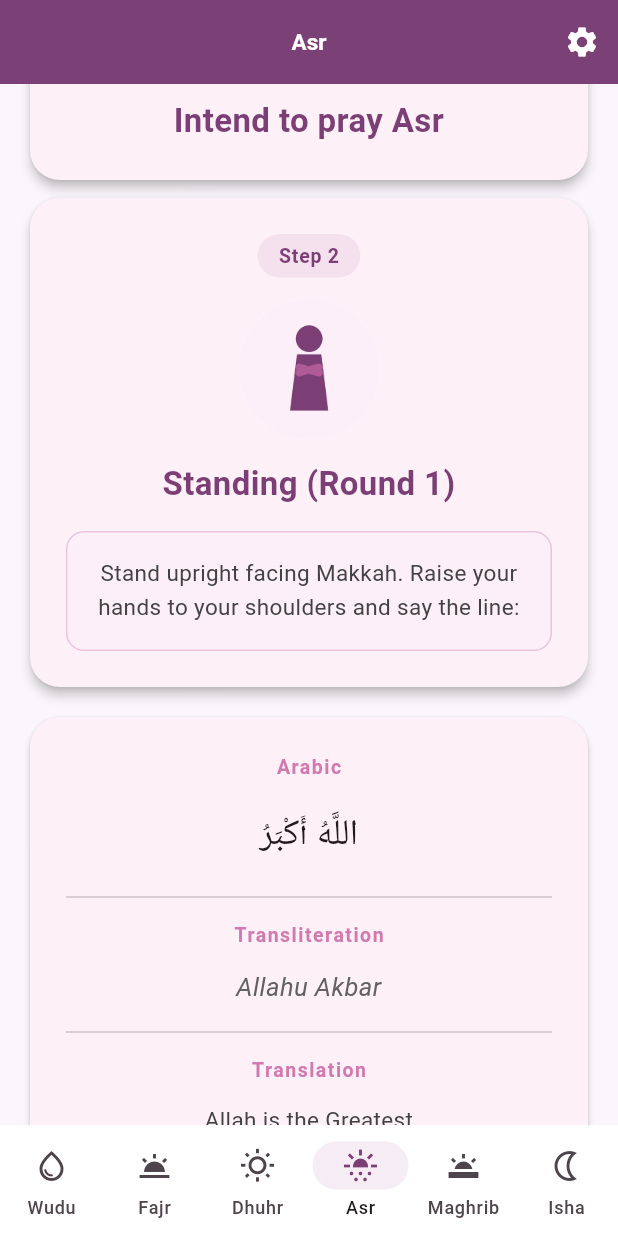
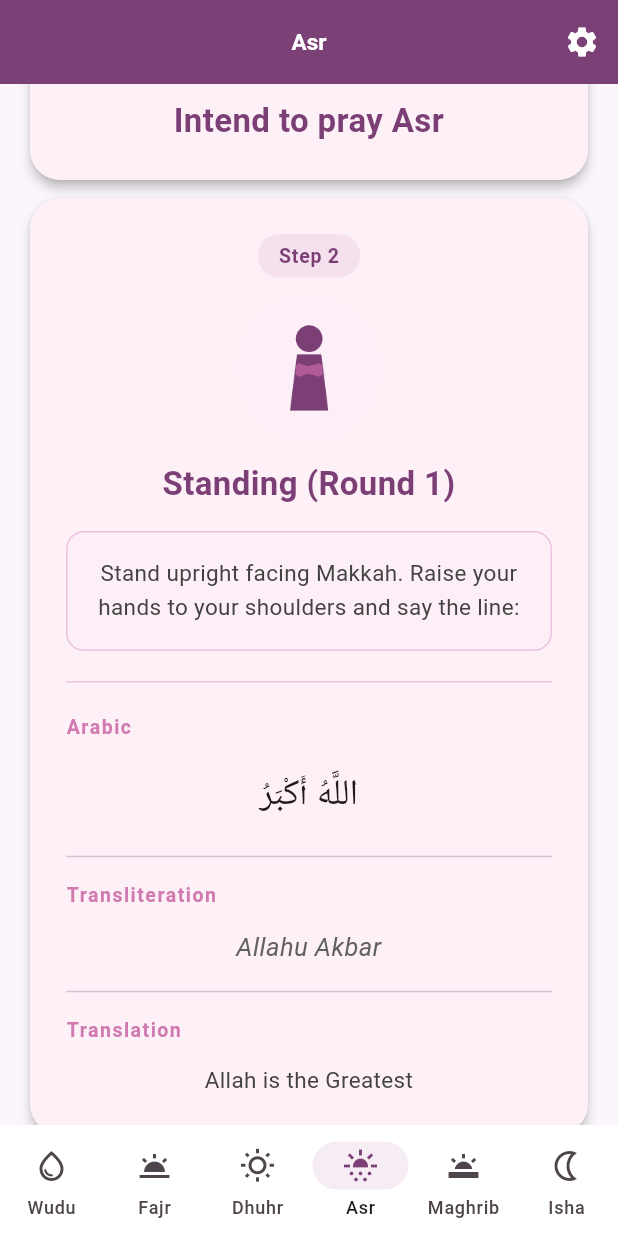
Before and after one commit to bayaty/prayer-guide, a Flutter app: the screen it shows after launch, item 4 of the bottom bar chosen, scrolled down 576 dp, on a phone screen of 412 x 824 dp. Run offline on Flutter 3.47's test engine with Material 3 defaults, Android fonts, the phone set to English and light mode, and no system bars; our stand-ins replace flutter_compass, open_filex, package_info_plus, shared_preferences; statements that could not run were skipped; project files that could hold a hidden picture were left out.

Commit message:
Keep the recitation inside the step card
The step said "...and say the line:" and then the line itself appeared
in a separate card below, with a gap between the instruction and the
words it introduces. They are one thought, so they now share a card,
separated by a rule instead of a break.

The text-display tests counted every Divider on screen, so the new rule
inflated each expectation by one. They now say so explicitly rather than
carrying an unexplained number, and single_card_test asserts the step
renders as one Card so the split cannot come back unnoticed.

```diff
--- a/lib/widgets/step_detail_card.dart
+++ b/lib/widgets/step_detail_card.dart
@@ -104,27 +104,22 @@ class StepDetailCard extends StatelessWidget {
                       ),
                     ),
                   ],
+                  // The recitation belongs to the step that introduces it, so
+                  // it stays inside the same card. Sections are assembled from
+                  // whichever the user has enabled and the step actually has,
+                  // so dividers only fall between two visible blocks and the
+                  // whole group disappears when nothing is left.
+                  if (sections.isNotEmpty) ...[
+                    const SizedBox(height: 20),
+                    const Divider(height: 1, color: AppColors.softPink),
+                    const SizedBox(height: 20),
+                    ...sections,
+                  ],
                 ],
               ),
             ),
           ),
         ),
-        // Sections are assembled from whichever the user has enabled and
-        // the step actually has, so dividers only fall between two visible
-        // blocks and the card disappears entirely when nothing is left.
-        if (sections.isNotEmpty) ...[
-          const SizedBox(height: 12),
-          Card(
-            shape: RoundedRectangleBorder(
-              borderRadius: BorderRadius.circular(20),
-            ),
-            elevation: 2,
-            child: Padding(
-              padding: const EdgeInsets.all(24),
-              child: Column(children: sections),
-            ),
-          ),
-        ],
         SizedBox(height: bottomPadding),
       ],
     );
--- a/pubspec.yaml
+++ b/pubspec.yaml
@@ -16,7 +16,7 @@ publish_to: 'none' # Remove this line if you wish to publish to pub.dev
 # https://developer.apple.com/library/archive/documentation/General/Reference/InfoPlistKeyReference/Articles/CoreFoundationKeys.html
 # In Windows, build-name is used as the major, minor, and patch parts
 # of the product and file versions while build-number is used as the build suffix.
-version: 1.22.0+31
+version: 1.23.0+32
 
 environment:
   sdk: ^3.11.5
```
Also changed, not shown: 2 other files.
